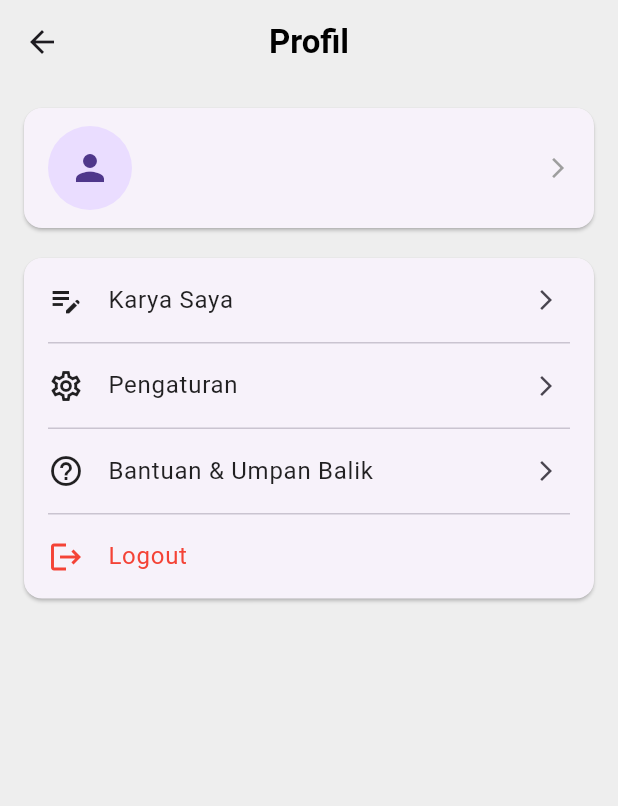
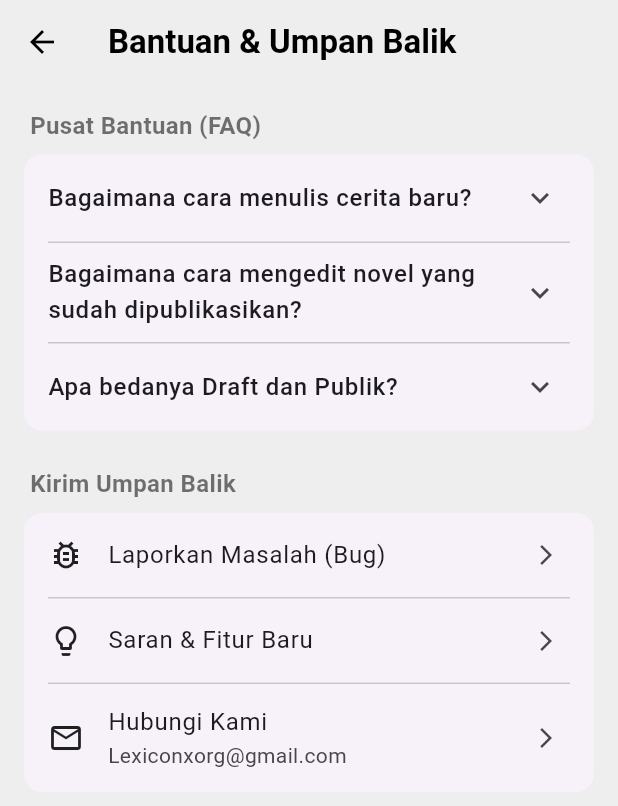
Before and after one commit to Aprilrianto/lexicon, a Flutter app: the ProfileScreen screen opened by its route, after a tap on "Bantuan & Umpan Balik", on a phone screen of 412 x 824 dp. Shown: the top 806 px of the screen. Run offline on Flutter 3.47's test engine with Material 3 defaults, Android fonts, the phone set to English and light mode, and no system bars; our stand-ins replace fl_chart, image_picker, pinput, shared_preferences, supabase_flutter; accounts and stored records are empty.

Commit message:
menambahkan help and feedback pada profile

```diff
--- /dev/null
+++ b/lib/screens/help_and_feedback_screen.dart
@@ -0,0 +1,158 @@
+import 'package:flutter/material.dart';
+
+class HelpAndFeedbackScreen extends StatelessWidget {
+  const HelpAndFeedbackScreen({super.key});
+
+  @override
+  Widget build(BuildContext context) {
+    return Scaffold(
+      backgroundColor: Colors.grey[200],
+      appBar: AppBar(
+        title: const Text(
+          'Bantuan & Umpan Balik',
+          style: TextStyle(color: Colors.black, fontWeight: FontWeight.bold),
+        ),
+        backgroundColor: Colors.grey[200],
+        elevation: 0,
+        leading: IconButton(
+          icon: const Icon(Icons.arrow_back, color: Colors.black),
+          onPressed: () => Navigator.of(context).pop(),
+        ),
+      ),
+      body: ListView(
+        padding: const EdgeInsets.all(16.0),
+        children: [
+          _buildSectionTitle('Pusat Bantuan (FAQ)'),
+          _buildSectionCard([
+            _FaqItem(
+              question: 'Bagaimana cara menulis cerita baru?',
+              answer:
+                  'Anda dapat mulai menulis dengan menekan tombol (+) di bagian tengah bawah halaman utama. Isi detail novel Anda, lalu Anda akan diarahkan ke halaman editor untuk menulis isi ceritanya.',
+            ),
+            const _Divider(),
+            _FaqItem(
+              question:
+                  'Bagaimana cara mengedit novel yang sudah dipublikasikan?',
+              answer:
+                  'Buka halaman Profil > Karya Saya. Klik pada novel yang ingin Anda edit, lalu pilih "Edit Detail Novel" untuk mengubah sampul/deskripsi, atau "Edit Isi Cerita" untuk mengubah kontennya.',
+            ),
+            const _Divider(),
+            _FaqItem(
+              question: 'Apa bedanya Draft dan Publik?',
+              answer:
+                  'Novel berstatus "Draft" hanya bisa dilihat oleh Anda di halaman "Karya Saya". Novel berstatus "Publik" akan muncul di halaman utama dan bisa dibaca oleh semua pengguna.',
+            ),
+          ]),
+          const SizedBox(height: 24),
+          _buildSectionTitle('Kirim Umpan Balik'),
+          _buildSectionCard([
+            _OptionItem(
+              icon: Icons.bug_report_outlined,
+              title: 'Laporkan Masalah (Bug)',
+              onTap: () {
+                /* TODO: Buka email atau form laporan */
+              },
+            ),
+            const _Divider(),
+            _OptionItem(
+              icon: Icons.lightbulb_outline,
+              title: 'Saran & Fitur Baru',
+              onTap: () {
+                /* TODO: Buka email atau form saran */
+              },
+            ),
+            const _Divider(),
+            _OptionItem(
+              icon: Icons.email_outlined,
+              title: 'Hubungi Kami',
+              subtitle: 'Lexiconxorg@gmail.com',
+              onTap: () {
+                /* TODO: Buka email client */
+              },
+            ),
+          ]),
+        ],
+      ),
+    );
+  }
+
+  Widget _buildSectionTitle(String title) {
+    return Padding(
+      padding: const EdgeInsets.only(bottom: 8.0, left: 4.0),
+      child: Text(
+        title,
+        style: const TextStyle(
+          fontSize: 16,
+          fontWeight: FontWeight.bold,
+          color: Colors.black54,
+        ),
+      ),
+    );
+  }
+
+  Widget _buildSectionCard(List<Widget> children) {
+    return Card(
+      margin: EdgeInsets.zero,
+      shape: RoundedRectangleBorder(borderRadius: BorderRadius.circular(12)),
+      elevation: 0,
+      child: Column(children: children),
+    );
+  }
+}
+
+// Widget khusus untuk item FAQ yang bisa diklik
+class _FaqItem extends StatelessWidget {
+  final String question;
+  final String answer;
+
+  const _FaqItem({required this.question, required this.answer});
+
+  @override
+  Widget build(BuildContext context) {
+    return ExpansionTile(
+      title: Text(
+        question,
+        style: const TextStyle(fontWeight: FontWeight.w500),
+      ),
+      childrenPadding: const EdgeInsets.fromLTRB(16, 0, 16, 16),
+      children: [
+        Text(answer, style: TextStyle(color: Colors.grey[700], height: 1.5)),
+      ],
+    );
+  }
+}
+
+// Widget khusus untuk item opsi
+class _OptionItem extends StatelessWidget {
+  final IconData icon;
+  final String title;
+  final String? subtitle;
+  final VoidCallback onTap;
+
+  const _OptionItem({
+    required this.icon,
+    required this.title,
+    this.subtitle,
+    required this.onTap,
+  });
+
+  @override
+  Widget build(BuildContext context) {
+    return ListTile(
+      leading: Icon(icon, color: Colors.black87),
+      title: Text(title),
+      // DIPERBAIKI: Menambahkan '!' untuk memberitahu Dart bahwa subtitle tidak null di sini
+      subtitle: subtitle != null ? Text(subtitle!) : null,
+      trailing: const Icon(Icons.arrow_forward_ios, size: 16),
+      onTap: onTap,
+    );
+  }
+}
+
+class _Divider extends StatelessWidget {
+  const _Divider();
+  @override
+  Widget build(BuildContext context) {
+    return const Divider(height: 1, indent: 16, endIndent: 16);
+  }
+}
--- a/lib/screens/profile_screen.dart
+++ b/lib/screens/profile_screen.dart
@@ -3,6 +3,7 @@ import 'package:supabase_flutter/supabase_flutter.dart';
 import 'edit_profile_screen.dart';
 import 'settings_screen.dart';
 import 'my_works_screen.dart';
+import 'help_and_feedback_screen.dart'; // Impor halaman bantuan
 
 class ProfileScreen extends StatefulWidget {
   const ProfileScreen({super.key});
@@ -93,7 +94,6 @@ class _ProfileScreenState extends State<ProfileScreen> {
               children: [
                 _buildProfileHeader(context, avatarUrl, username, bio),
                 const SizedBox(height: 20),
-                // DIUBAH: Semua opsi sekarang berada dalam satu kartu
                 _buildOptionSection([
                   _OptionItem(
                     icon: Icons.edit_note_outlined,
@@ -119,10 +119,18 @@ class _ProfileScreenState extends State<ProfileScreen> {
                       );
                     },
                   ),
+                  // DIUBAH: onTap sekarang mengarah ke halaman bantuan
                   _OptionItem(
                     icon: Icons.help_outline,
                     title: 'Bantuan & Umpan Balik',
-                    onTap: () {}, // Placeholder
+                    onTap: () {
+                      Navigator.push(
+                        context,
+                        MaterialPageRoute(
+                          builder: (context) => const HelpAndFeedbackScreen(),
+                        ),
+                      );
+                    },
                   ),
                   _OptionItem(
                     icon: Icons.logout,
```
